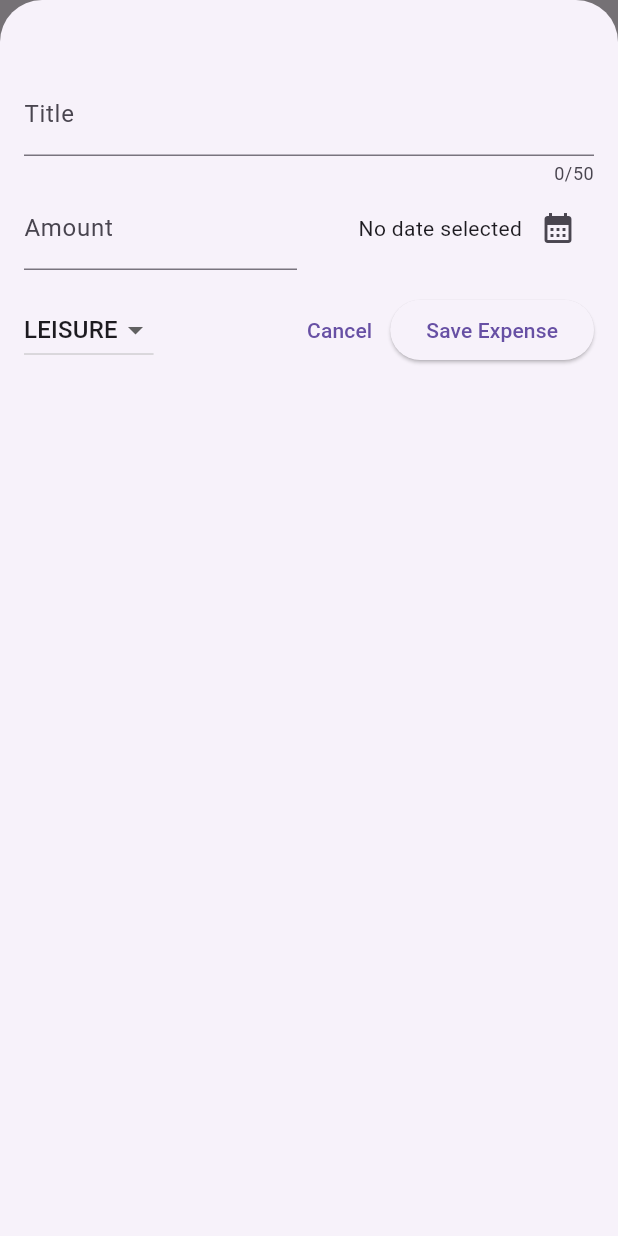
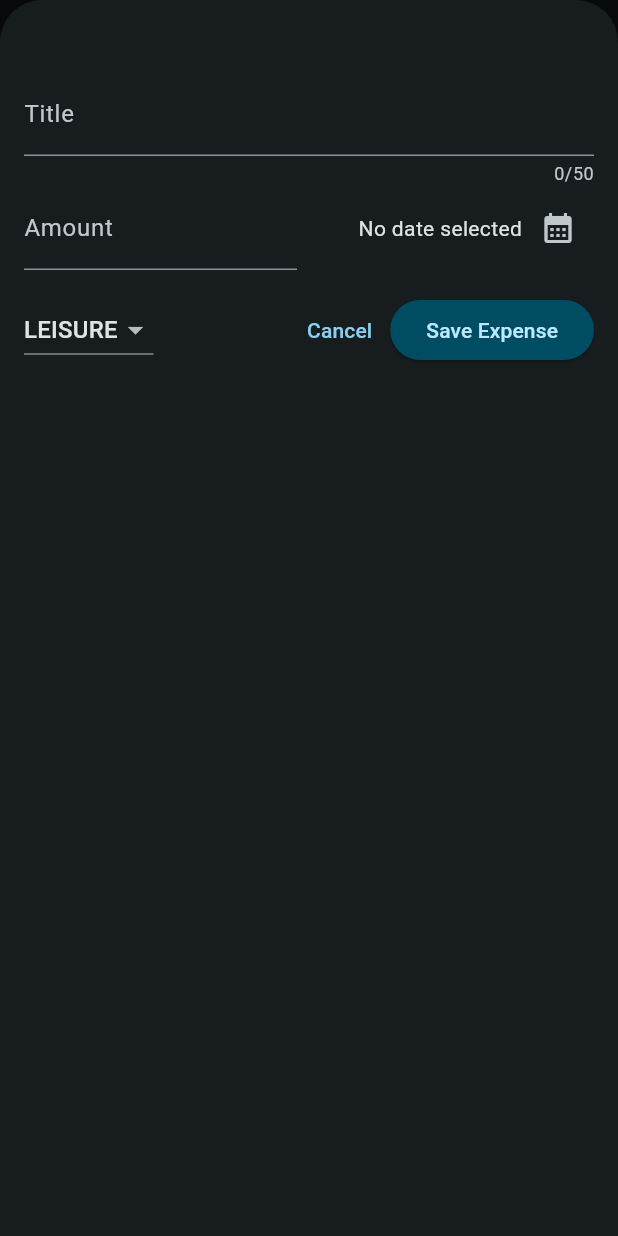
Before and after one commit to Joon1128/Expense-Tracker-Flutter-, a Flutter app: the screen it shows after launch, after a tap on the "add" icon, on a phone screen of 412 x 824 dp. Run offline on Flutter 3.47's test engine with Material 3 defaults, Android fonts, the phone set to English and light mode, and no system bars.

Commit message:
added dark mode

```diff
--- a/lib/main.dart
+++ b/lib/main.dart
@@ -1,18 +1,73 @@
 import 'package:flutter/material.dart';
 import 'package:app3/widgets/expenses.dart';
 
+var kColorScheme = ColorScheme.fromSeed(
+  seedColor: Color.fromARGB(255, 96, 59, 181),
+);
+
+var kDarkColorScheme = ColorScheme.fromSeed(
+  seedColor: Color.fromARGB(255, 5, 99, 125),
+  brightness: Brightness.dark,
+);
 void main() {
   runApp(
     MaterialApp(
+      darkTheme:
+          /// ThemeMode.dark
+          ThemeData.from(
+            useMaterial3: true,
+            colorScheme: kDarkColorScheme,
+          ).copyWith(
+            cardTheme: CardThemeData(
+              color: kDarkColorScheme
+                  .secondaryContainer, //카드배경
+              margin: EdgeInsets.symmetric(
+                horizontal: 16,
+                vertical: 8,
+              ),
+            ),
+            elevatedButtonTheme: ElevatedButtonThemeData(
+              style: ElevatedButton.styleFrom(
+                backgroundColor:
+                    kDarkColorScheme.primaryContainer,
+                foregroundColor:
+                    kDarkColorScheme.onPrimaryContainer,
+              ),
+            ),
+          ),
       theme: ThemeData(
+        //  ThemeMode.light
         useMaterial3: true,
-        scaffoldBackgroundColor: const Color.fromARGB(
-          255,
-          220,
-          189,
-          252,
+        colorScheme: kColorScheme,
+        appBarTheme: AppBarTheme().copyWith(
+          //AppBarのTheme
+          backgroundColor:
+              kColorScheme.onPrimaryContainer, // 앱바 배경색
+          foregroundColor:
+              kColorScheme.primaryContainer, // 앱바 텍스트,아이콘 색
+        ),
+        cardTheme: CardThemeData(
+          color: kColorScheme.secondaryContainer, //카드배경
+          margin: EdgeInsets.symmetric(
+            horizontal: 16,
+            vertical: 8,
+          ),
+        ),
+        elevatedButtonTheme: ElevatedButtonThemeData(
+          style: ElevatedButton.styleFrom(
+            backgroundColor: kColorScheme.primaryContainer,
+          ),
+        ),
+        textTheme: ThemeData().textTheme.copyWith(
+          titleLarge: TextStyle(
+            fontWeight: FontWeight.bold,
+            color: kColorScheme.onSecondaryContainer,
+            fontSize: 16,
+          ),
         ),
       ),
+      themeMode: ThemeMode.dark, //default
+
       home: Expenses(),
     ),
   );
--- a/lib/widgets/expenses_list/expense_item.dart
+++ b/lib/widgets/expenses_list/expense_item.dart
@@ -15,8 +15,15 @@ class ExpenseItem extends StatelessWidget {
           vertical: 16,
         ),
         child: Column(
+          crossAxisAlignment: CrossAxisAlignment.start,
           children: [
-            Text(expense.title),
+            Text(
+              expense.title,
+              // Theme.of(context) --> 앱 전체에 설정된 ThemeData를 가져온다.
+              // .textTheme --->그 중에서 글꼴 스타일 묶음인 TextTheme에 접근한다.
+              // .titleLarge ---> 그 TextTheme안에 미리 정의된 스타일 중 하나
+              style: Theme.of(context).textTheme.titleLarge,
+            ),
             const SizedBox(height: 4),
             Row(
               children: [
--- a/lib/widgets/expenses_list/expenses_list.dart
+++ b/lib/widgets/expenses_list/expenses_list.dart
@@ -13,7 +13,7 @@ class ExpensesList extends StatelessWidget {
   final void Function(Expense expense) onRemoveExpense;
 
   @override
-  Widget build(BuildContext build) {
+  Widget build(BuildContext context) {
     return ListView.builder(
       itemCount: expenses.length,
       //Dismissible() --> can be dismissed by swiping them off
@@ -21,6 +21,16 @@ class ExpensesList extends StatelessWidget {
         key: ValueKey(
           expenses[index],
         ), //ValueKey() --> Flutter에서 위젯을 고유하게 식별하기 위해 사용하는 키
+        background: Container(
+          color: Theme.of(context).colorScheme.error
+              .withAlpha(192), // 0.75  * 255 = 192
+          // colorScheme.error ---> Flutter Material Design 시스템에서 오류 상태를 나타내는 빨간색으로 정의
+          margin: EdgeInsets.symmetric(
+            horizontal: Theme.of(
+              context,
+            ).cardTheme.margin!.horizontal,
+          ),
+        ),
         onDismissed: (direction) {
           onRemoveExpense(expenses[index]);
         }, // 제거했을때 실행되는 함수
```
Also changed, not shown: lib/chart/chart.dart (added, +106 -0 lines), lib/chart/chart_bar.dart (added, +34 -0 lines), lib/models/expense.dart (+27 -0 lines).
